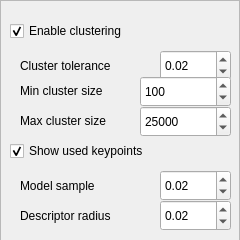
This is project/clusteringoptionview.ui in Aula13/QRecog as Qt 5 draws it before an edit. The edited form follows.
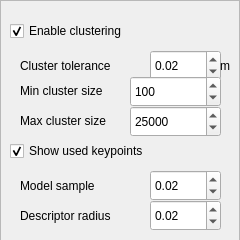
This is the edited form.

What changed in the file:
```diff
--- a/project/clusteringoptionview.ui
+++ b/project/clusteringoptionview.ui
@@ -31,7 +31,7 @@
    <widget class="QSpinBox" name="spnMaxClusterSize">
     <property name="geometry">
      <rect>
-      <x>140</x>
+      <x>130</x>
       <y>106</y>
       <width>91</width>
       <height>31</height>
@@ -66,7 +66,7 @@
    <widget class="QDoubleSpinBox" name="spnClusterTolerance">
     <property name="geometry">
      <rect>
-      <x>160</x>
+      <x>150</x>
       <y>50</y>
       <width>71</width>
       <height>31</height>
@@ -101,7 +101,7 @@
    <widget class="QSpinBox" name="spnMinClusterSize">
     <property name="geometry">
      <rect>
-      <x>140</x>
+      <x>130</x>
       <y>76</y>
       <width>91</width>
       <height>31</height>
@@ -168,7 +168,7 @@
    <widget class="QDoubleSpinBox" name="spnModelSample">
     <property name="geometry">
      <rect>
-      <x>160</x>
+      <x>150</x>
       <y>170</y>
       <width>71</width>
       <height>31</height>
@@ -203,7 +203,7 @@
    <widget class="QDoubleSpinBox" name="spnDescriptorRadius">
     <property name="geometry">
      <rect>
-      <x>160</x>
+      <x>150</x>
       <y>200</y>
       <width>71</width>
       <height>31</height>
@@ -235,6 +235,22 @@
      <set>Qt::AlignLeading|Qt::AlignLeft|Qt::AlignVCenter</set>
     </property>
    </widget>
+   <widget class="QLabel" name="lblUDMmeters_3">
+    <property name="geometry">
+     <rect>
+      <x>220</x>
+      <y>50</y>
+      <width>16</width>
+      <height>31</height>
+     </rect>
+    </property>
+    <property name="text">
+     <string>m</string>
+    </property>
+    <property name="alignment">
+     <set>Qt::AlignLeading|Qt::AlignLeft|Qt::AlignVCenter</set>
+    </property>
+   </widget>
   </widget>
  </widget>
  <resources/>
```
